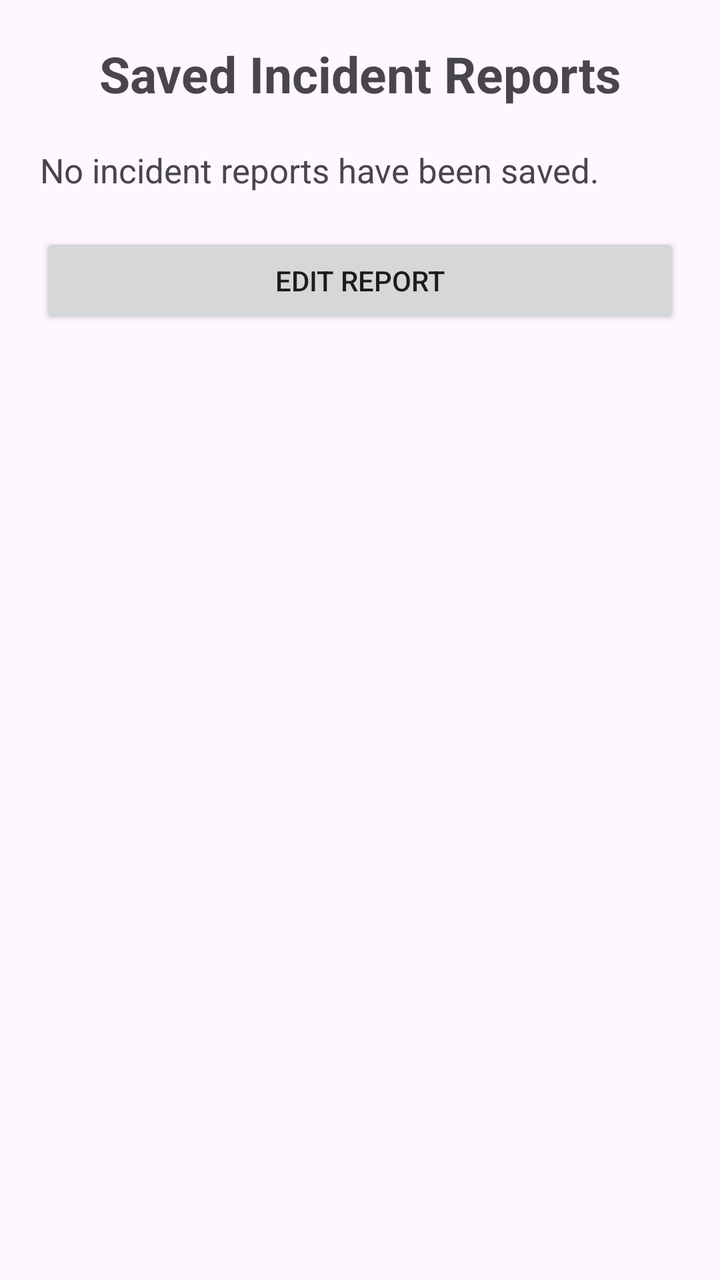
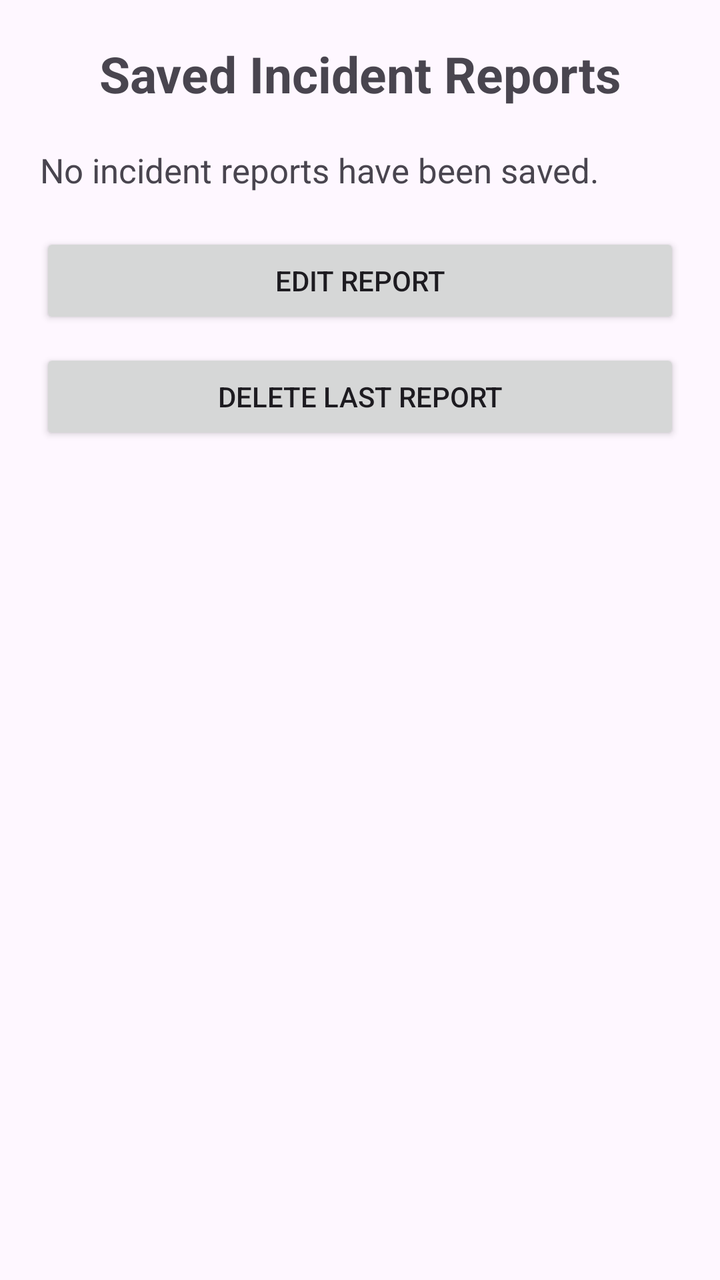

The first picture is an Android layout as it rendered before a commit; the second is the same layout after the commit. The layout source and the unified diff follow.
<!-- AndroidManifest.xml: application theme Theme.IncidentReportApp -->
<!-- res/layout/activity_view_reports.xml -->
<?xml version="1.0" encoding="utf-8"?>
<ScrollView
    xmlns:android="http://schemas.android.com/apk/res/android"
    android:layout_width="match_parent"
    android:layout_height="match_parent">

    <LinearLayout
        android:layout_width="match_parent"
        android:layout_height="wrap_content"
        android:orientation="vertical"
        android:padding="20dp">

        <TextView
            android:layout_width="match_parent"
            android:layout_height="wrap_content"
            android:text="Saved Incident Reports"
            android:textSize="25sp"
            android:textStyle="bold"
            android:gravity="center"
            android:paddingBottom="20dp" />

        <TextView
            android:id="@+id/textReports"
            android:layout_width="match_parent"
            android:layout_height="wrap_content"
            android:text="No incident reports have been saved."
            android:textSize="17sp"
            android:lineSpacingExtra="4dp" />
        <Button
            android:id="@+id/buttonEditReport"
            android:layout_width="match_parent"
            android:layout_height="wrap_content"
            android:text="Edit Report"
            android:layout_marginTop="20dp" />
    </LinearLayout>


</ScrollView>
<!-- resources referenced by this layout -->
<resources>
  <style name="Theme.IncidentReportApp" parent="Base.Theme.IncidentReportApp" />
  <style name="Base.Theme.IncidentReportApp" parent="Theme.Material3.DayNight.NoActionBar">
          
          
      </style>
</resources>

<!-- the commit's change to res/layout/activity_view_reports.xml (unified diff, before → after) -->
@@ -32,6 +32,12 @@
             android:layout_height="wrap_content"
             android:text="Edit Report"
             android:layout_marginTop="20dp" />
+        <Button
+            android:id="@+id/buttonDeleteReport"
+            android:layout_width="match_parent"
+            android:layout_height="wrap_content"
+            android:text="Delete Last Report"
+            android:layout_marginTop="10dp" />
     </LinearLayout>
 
 
